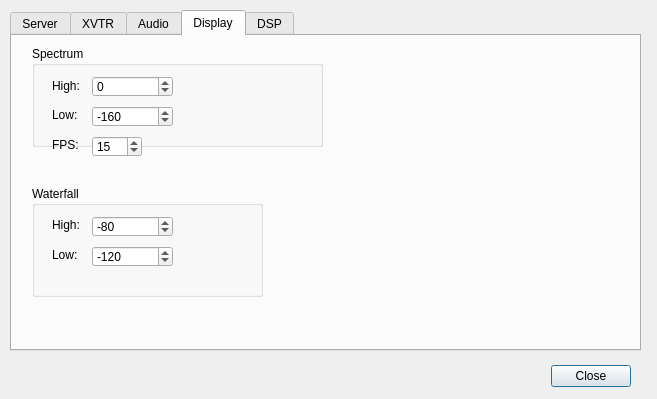
Above: trunk/src/QtRadio/Configure.ui from borgestrand/sdr-widget before the change. Below: the same form after it.
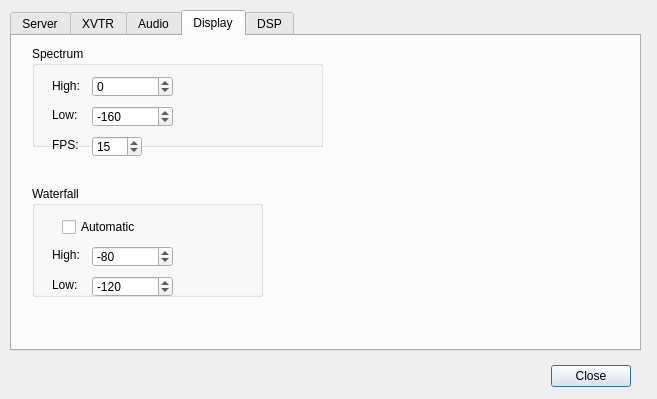
That is the form after the change. The open tabs and pages were chosen to show the change.

Diff of the .ui file:
```diff
--- a/trunk/src/QtRadio/Configure.ui
+++ b/trunk/src/QtRadio/Configure.ui
@@ -515,7 +515,7 @@
       <property name="geometry">
        <rect>
         <x>20</x>
-        <y>30</y>
+        <y>60</y>
         <width>41</width>
         <height>17</height>
        </rect>
@@ -528,7 +528,7 @@
       <property name="geometry">
        <rect>
         <x>20</x>
-        <y>60</y>
+        <y>90</y>
         <width>31</width>
         <height>17</height>
        </rect>
@@ -541,7 +541,7 @@
       <property name="geometry">
        <rect>
         <x>60</x>
-        <y>30</y>
+        <y>60</y>
         <width>81</width>
         <height>21</height>
        </rect>
@@ -563,7 +563,7 @@
       <property name="geometry">
        <rect>
         <x>60</x>
-        <y>60</y>
+        <y>90</y>
         <width>81</width>
         <height>21</height>
        </rect>
@@ -581,6 +581,19 @@
        <number>-120</number>
       </property>
      </widget>
+     <widget class="QCheckBox" name="waterfallAutomatic">
+      <property name="geometry">
+       <rect>
+        <x>30</x>
+        <y>30</y>
+        <width>98</width>
+        <height>22</height>
+       </rect>
+      </property>
+      <property name="text">
+       <string>Automatic</string>
+      </property>
+     </widget>
     </widget>
     <widget class="QSpinBox" name="fpsSpinBox">
      <property name="geometry">
```
